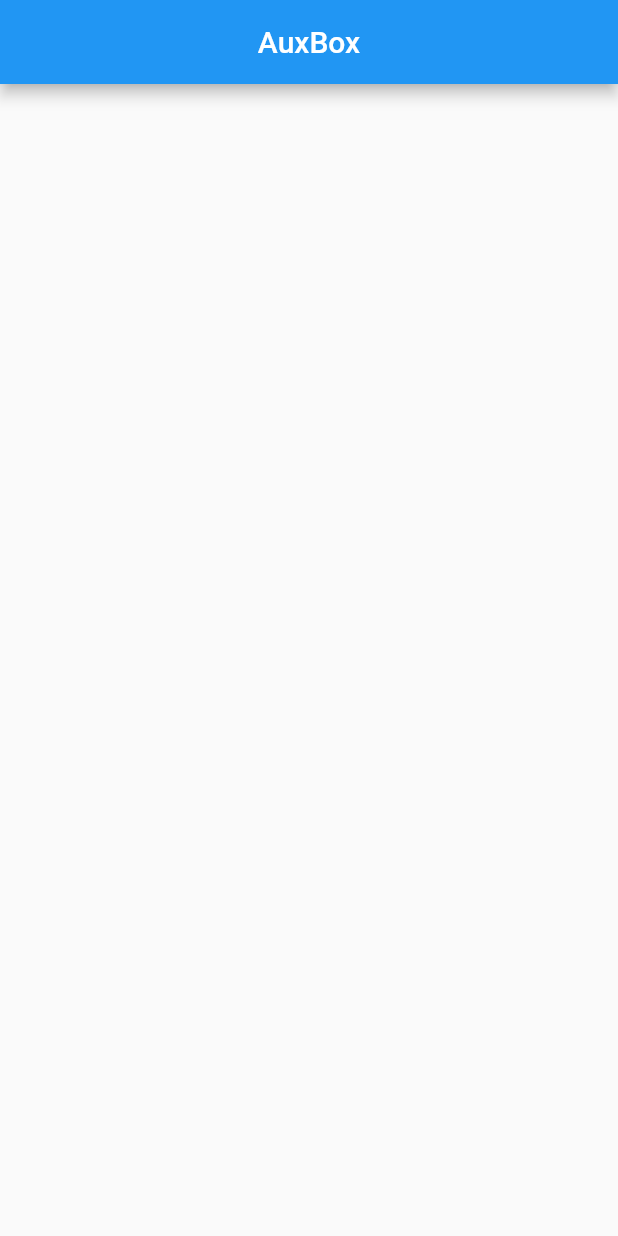
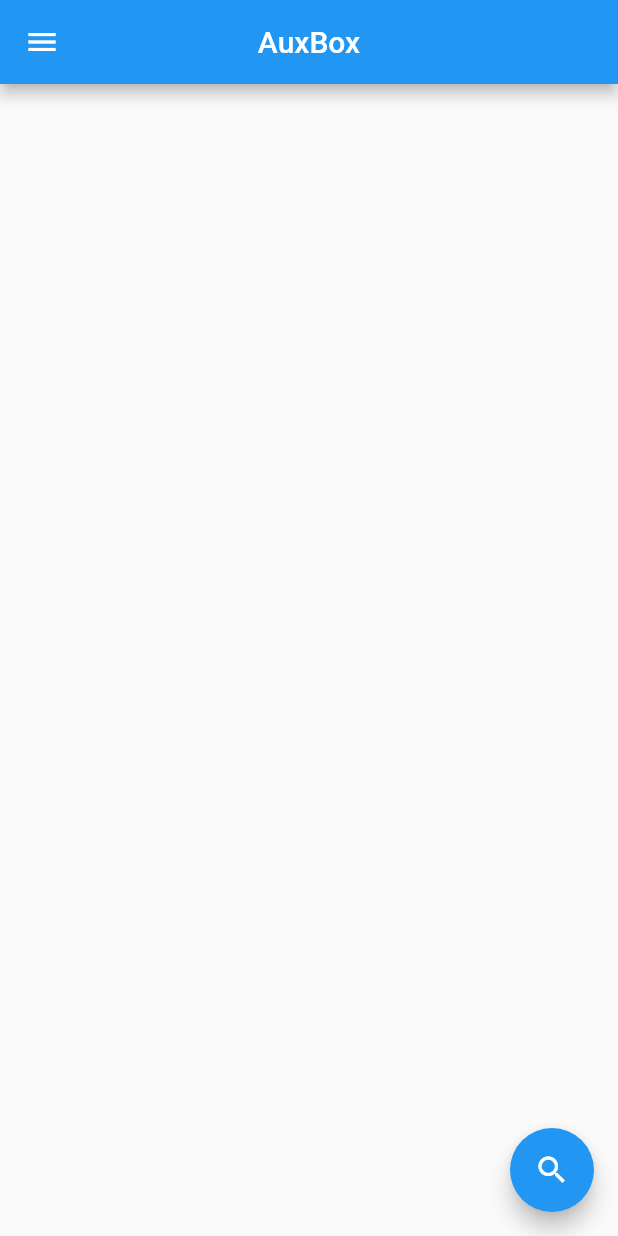
Before and after one commit to Team-Goose/auxbox-app, a Flutter app: the screen it shows after launch, on a phone screen of 412 x 824 dp. Run offline on Flutter 3.47's test engine with Material 2 defaults, Android fonts, the phone set to English and light mode, and no system bars; missing offline and left inert: spotify.

```diff
--- a/lib/main.dart
+++ b/lib/main.dart
@@ -15,7 +15,7 @@ class MyApp extends StatelessWidget {
       theme: ThemeData(
         primarySwatch: Colors.blue,
       ),
-      home: backEndView(),
+      home: HomePage(),
       routes: <String, WidgetBuilder> {
         '/devices': (BuildContext context) => Devices(),
         '/settings': (BuildContext context) => Settings(),
```
